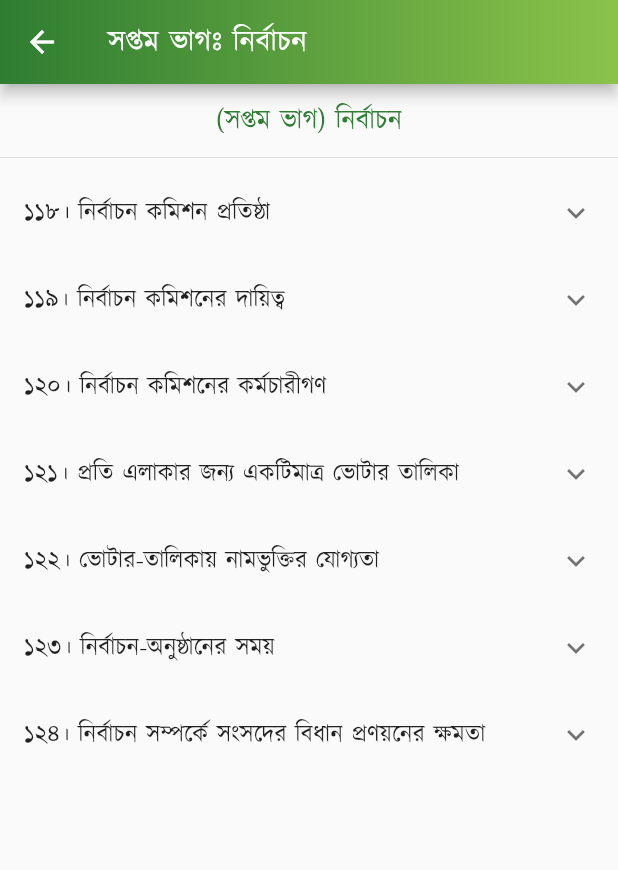
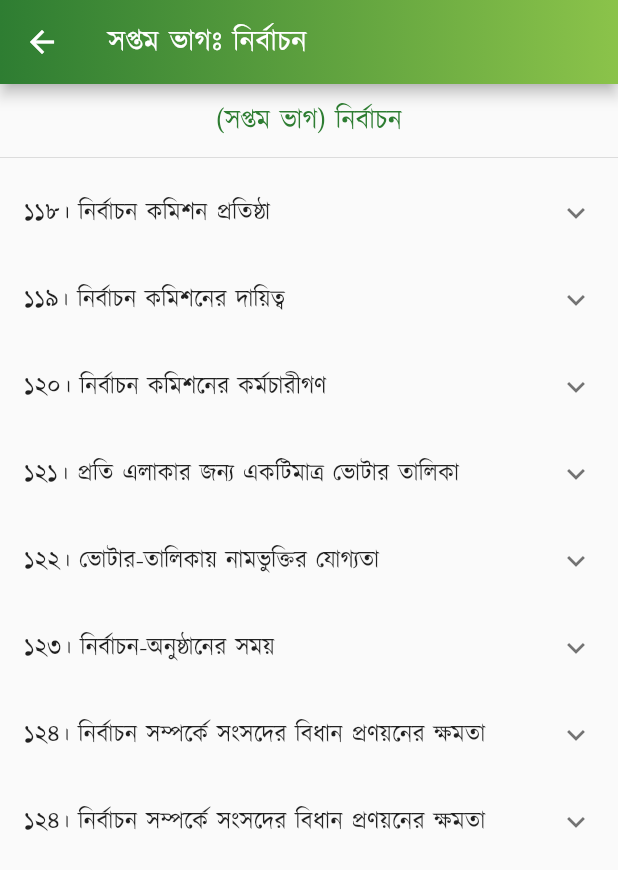
Before and after one commit to Azimul-Haque/flutter-onesignal, a Flutter app: the PartSeven screen opened directly, on a phone screen of 412 x 824 dp. Shown: the top 870 px of the screen. Run offline on Flutter 3.47's test engine with Material 2 defaults, Android fonts, the phone set to English and light mode, and no system bars; our stand-ins replace fluttertoast, package_info_plus, percent_indicator, shared_preferences, sqflite; missing offline and left inert: blinking_text, flutter_share, onesignal_flutter, slide_popup_dialog; accounts and stored records are empty; network calls fail.

Commit message:
Commit Fri 04/29/2022 23:43:16.15 19983

```diff
--- a/lib/pages/constitution/part7.dart
+++ b/lib/pages/constitution/part7.dart
@@ -148,7 +148,17 @@ class PartSeven extends StatelessWidget {
             children: <Widget>[
               ListTile(
                   title: SelectableText(
-                '১২৩। (১) রাষ্ট্রপতি-পদের মেয়াদ অবসানের কারণে উক্ত পদ শূন্য হইলে মেয়াদ-সমাপ্তির তারিখের পূর্ববর্তী নব্বই হইতে ষাট দিনের মধ্যে শূন্য পদ পূরণের জন্য নির্বাচন অনুষ্ঠিত হইবে: \nতবে শর্ত থাকে যে, যে সংসদের দ্বারা তিনি নির্বাচিত হইয়াছেন সেই সংসদের মেয়াদকালে রাষ্ট্রপতির কার্যকাল শেষ হইলে সংসদের পরবর্তী সাধারণ নির্বাচন না হওয়া পর্যন্ত অনুরূপ শন্য পদ পূর্ণ করিবার জন্য নির্বাচন অনুষ্ঠিত হইবে না, এবং অনুরূপ সাধারণ নির্বাচনের পর সংসদের প্রথম বৈঠকের দিন হইতে ত্রিশ দিনের মধ্যে রাষ্ট্রপতির শূন্য পদ পূর্ণ করিবার জন্য নির্বাচন অনুষ্ঠিত হইবে।',
+                '১২৪। এই সংবিধানের বিধানাবলী সাপেক্ষে সংসদ আইনের দ্বারা নির্বাচনী এলাকার সীমা নির্ধারণ, ভোটার-তালিকা প্রস্তুতকরণ, নির্বাচন অনুষ্ঠান এবং সংসদের যথাযথ গঠনের জন্য প্রয়োজনীয় অন্যান্য বিষয়সহ সংসদের নির্বাচন সংক্রান্ত বা নির্বাচনের সহিত সম্পর্কিত সকল বিষয়ে বিধান প্রণয়ন করিতে পারিবেন।',
+                textAlign: TextAlign.justify,
+              )),
+            ],
+          ),
+          ExpansionTile(
+            title: Text('১২৪। নির্বাচন সম্পর্কে সংসদের বিধান প্রণয়নের ক্ষমতা'),
+            children: <Widget>[
+              ListTile(
+                  title: SelectableText(
+                '১২৪। এই সংবিধানের বিধানাবলী সাপেক্ষে সংসদ আইনের দ্বারা নির্বাচনী এলাকার সীমা নির্ধারণ, ভোটার-তালিকা প্রস্তুতকরণ, নির্বাচন অনুষ্ঠান এবং সংসদের যথাযথ গঠনের জন্য প্রয়োজনীয় অন্যান্য বিষয়সহ সংসদের নির্বাচন সংক্রান্ত বা নির্বাচনের সহিত সম্পর্কিত সকল বিষয়ে বিধান প্রণয়ন করিতে পারিবেন।',
                 textAlign: TextAlign.justify,
               )),
             ],
```
